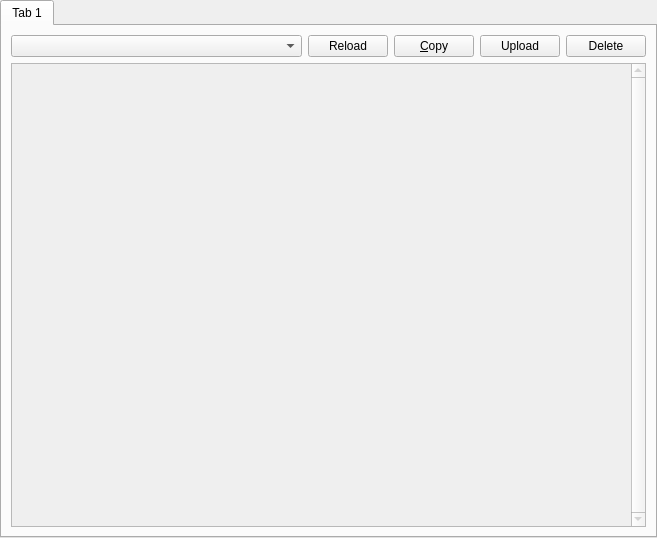
Above: application/pages/OtherLogsPage.ui from FreesmTeam/FreesmLauncher before the change. Below: the same form after it.
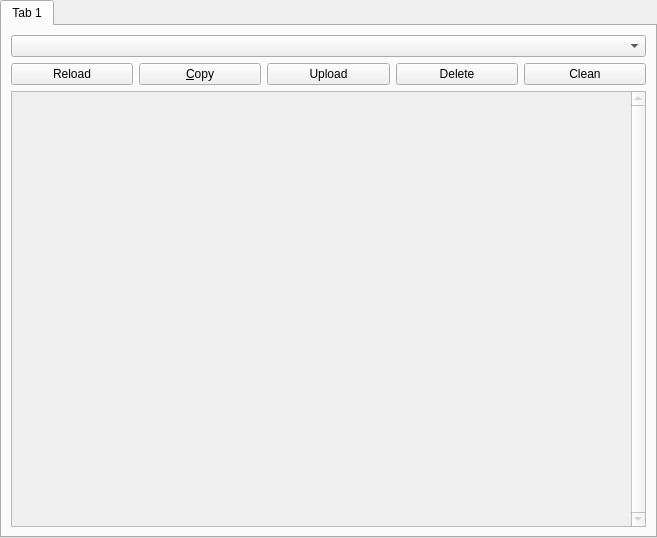
That is the form after the change.

What changed in the file:
```diff
--- a/application/pages/OtherLogsPage.ui
+++ b/application/pages/OtherLogsPage.ui
@@ -37,25 +37,8 @@
       </attribute>
       <layout class="QVBoxLayout" name="verticalLayout">
        <item>
-        <layout class="QHBoxLayout" name="horizontalLayout">
-         <item>
-          <widget class="QComboBox" name="selectLogBox">
-           <property name="sizePolicy">
-            <sizepolicy hsizetype="Expanding" vsizetype="Fixed">
-             <horstretch>0</horstretch>
-             <verstretch>0</verstretch>
-            </sizepolicy>
-           </property>
-          </widget>
-         </item>
-         <item>
-          <widget class="QPushButton" name="btnReload">
-           <property name="text">
-            <string>Reload</string>
-           </property>
-          </widget>
-         </item>
-         <item>
+        <layout class="QGridLayout" name="gridLayout">
+         <item row="3" column="1">
           <widget class="QPushButton" name="btnCopy">
            <property name="toolTip">
             <string>Copy the whole log into the clipboard</string>
@@ -65,7 +48,17 @@
            </property>
           </widget>
          </item>
-         <item>
+         <item row="3" column="3">
+          <widget class="QPushButton" name="btnDelete">
+           <property name="toolTip">
+            <string>Clear the log</string>
+           </property>
+           <property name="text">
+            <string>Delete</string>
+           </property>
+          </widget>
+         </item>
+         <item row="3" column="2">
           <widget class="QPushButton" name="btnPaste">
            <property name="toolTip">
             <string>Upload the log to paste.ee - it will stay online for a month</string>
@@ -75,13 +68,30 @@
            </property>
           </widget>
          </item>
-         <item>
-          <widget class="QPushButton" name="btnDelete">
+         <item row="3" column="0">
+          <widget class="QPushButton" name="btnReload">
+           <property name="text">
+            <string>Reload</string>
+           </property>
+          </widget>
+         </item>
+         <item row="0" column="0" colspan="5">
+          <widget class="QComboBox" name="selectLogBox">
+           <property name="sizePolicy">
+            <sizepolicy hsizetype="Expanding" vsizetype="Fixed">
+             <horstretch>0</horstretch>
+             <verstretch>0</verstretch>
+            </sizepolicy>
+           </property>
+          </widget>
+         </item>
+         <item row="3" column="4">
+          <widget class="QPushButton" name="btnClean">
            <property name="toolTip">
             <string>Clear the log</string>
            </property>
            <property name="text">
-            <string>Delete</string>
+            <string>Clean</string>
            </property>
           </widget>
          </item>
```
